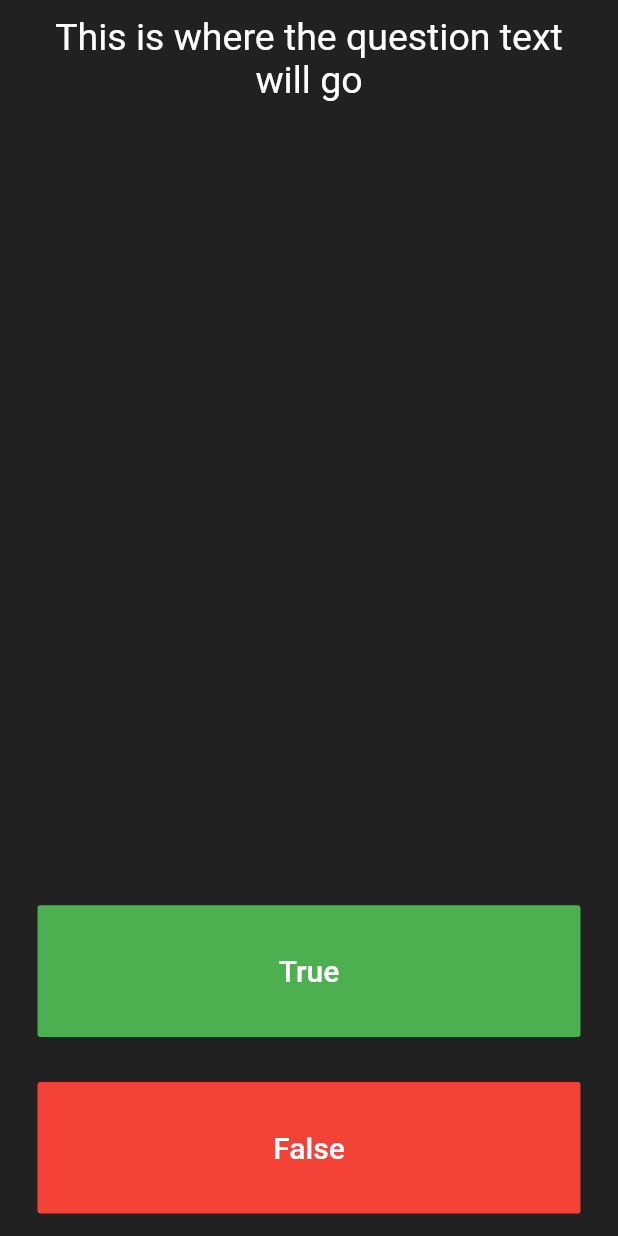
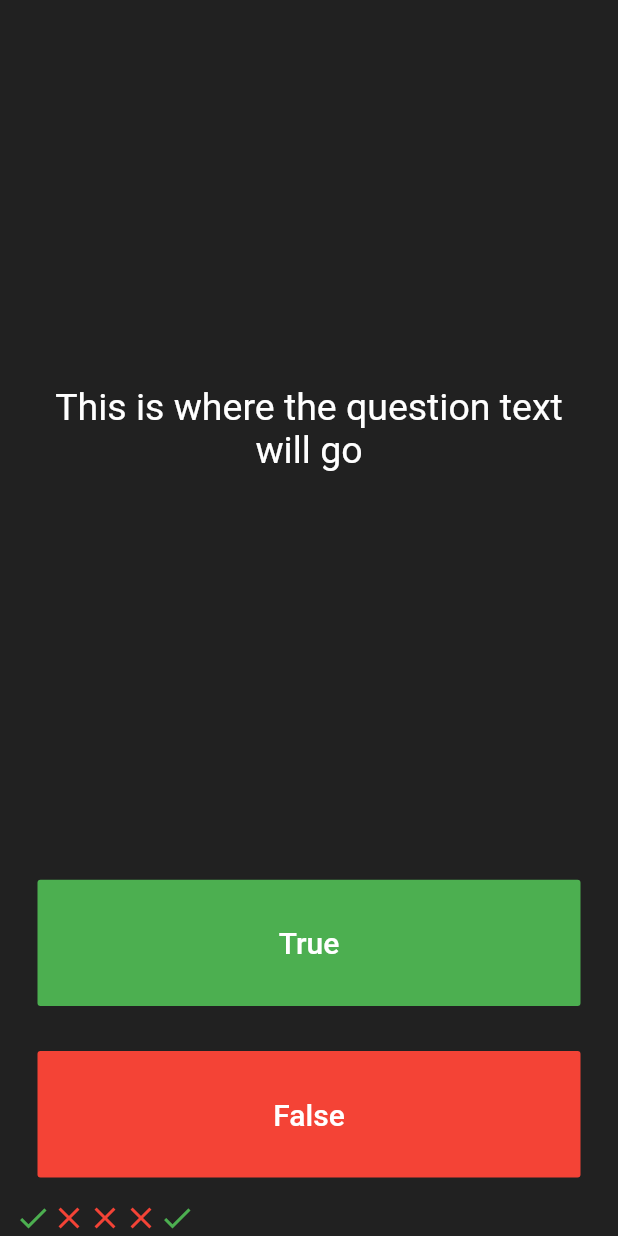
Before and after one commit to FrancaTM/quizr-app, a Flutter app: the screen it shows after launch, after a tap on "True", on a phone screen of 412 x 824 dp. Run offline on Flutter 3.47's test engine with Material 2 defaults, Android fonts, the phone set to English and light mode, and no system bars.

Commit message:
Add score keeper

```diff
--- a/lib/main.dart
+++ b/lib/main.dart
@@ -28,6 +28,25 @@ class QuizPage extends StatefulWidget {
 }
 
 class _QuizPageState extends State<QuizPage> {
+  List<Icon> scoreKeeper = [
+    Icon(
+      Icons.check,
+      color: Colors.green,
+    ),
+    Icon(
+      Icons.close,
+      color: Colors.red,
+    ),
+    Icon(
+      Icons.close,
+      color: Colors.red,
+    ),
+    Icon(
+      Icons.close,
+      color: Colors.red,
+    ),
+  ];
+
   @override
   Widget build(BuildContext context) {
     return Column(
@@ -38,12 +57,14 @@ class _QuizPageState extends State<QuizPage> {
           flex: 5,
           child: Padding(
             padding: EdgeInsets.all(10.0),
+            child: Center(
               child: Text(
                 'This is where the question text will go',
                 textAlign: TextAlign.center,
                 style: TextStyle(
                   fontSize: 25.0,
                   color: Colors.white,
+                ),
               ),
             ),
           ),
@@ -61,7 +82,16 @@ class _QuizPageState extends State<QuizPage> {
                   fontSize: 20.0,
                 ),
               ),
-              onPressed: () {},
+              onPressed: () {
+                setState(() {
+                  scoreKeeper.add(
+                    Icon(
+                      Icons.check,
+                      color: Colors.green,
+                    ),
+                  );
+                });
+              },
             ),
           ),
         ),
@@ -82,7 +112,9 @@ class _QuizPageState extends State<QuizPage> {
             ),
           ),
         ),
-        //TODO: Add a Row here as your score keeper
+        Row(
+          children: scoreKeeper,
+        ),
       ],
     );
   }
```
Lines whose indentation alone changed are shown as unchanged.
